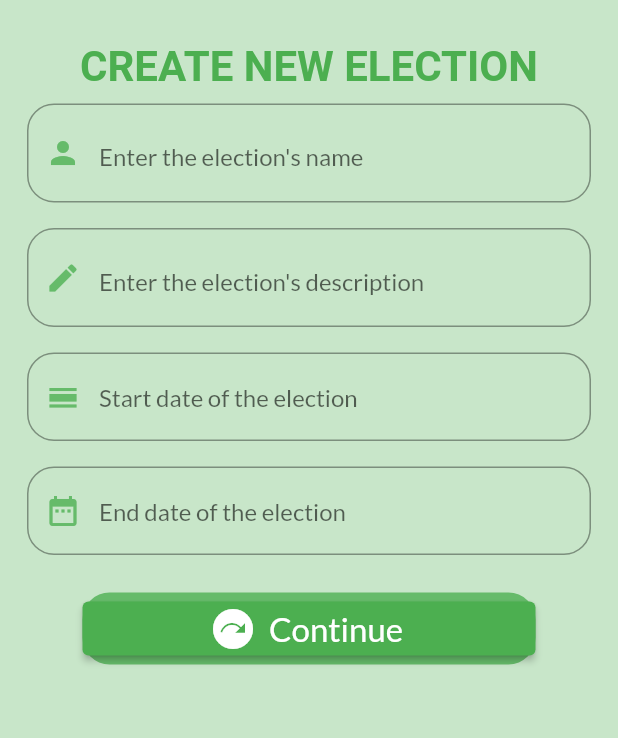
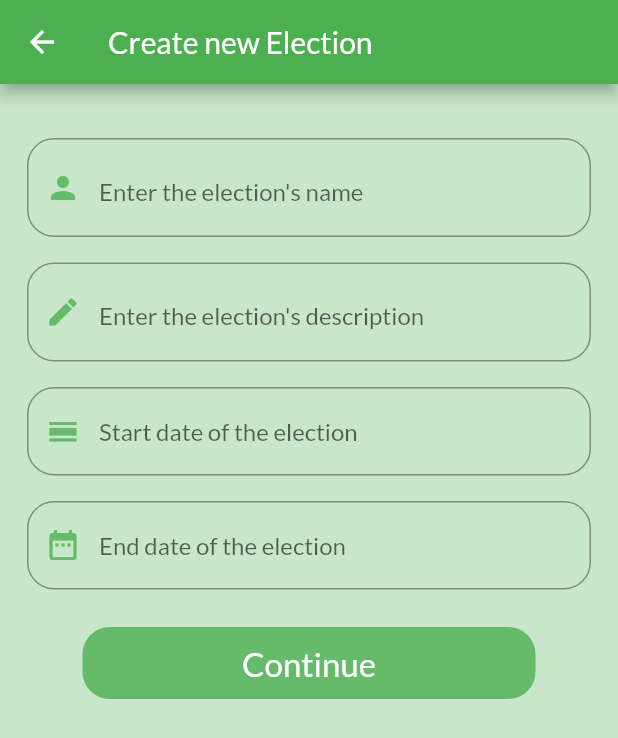
Before and after one commit to FlutterTechGuy/evoting, a Flutter app: the NewVote screen opened by its route, on a phone screen of 412 x 824 dp. Shown: the top 738 px of the screen. Run offline on Flutter 3.47's test engine with Material 2 defaults, Android fonts, the phone set to English and light mode, and no system bars; drawn by our look-alikes of date_time_picker; our stand-ins replace charts_flutter_new, cloud_firestore, firebase_auth, firebase_core, firebase_storage, flutter_easyloading and 3 more; accounts and stored records are empty.

Commit message:
solved bugs

```diff
--- a/lib/screens/create_vote.dart
+++ b/lib/screens/create_vote.dart
@@ -22,23 +22,15 @@ class NewVote extends StatelessWidget {
   Widget build(BuildContext context) {
     _electionController = Get.put(ElectionController());
     return Scaffold(
+      appBar: AppBar(
+        title: const Text('Create new Election'),
+      ),
       backgroundColor: Colors.green[100],
       body: SafeArea(
         child: Padding(
           padding: const EdgeInsets.only(top: 28.0),
           child: CustomScrollView(
             slivers: [
-              SliverToBoxAdapter(
-                child: Center(
-                  child: Text(
-                    'CREATE NEW ELECTION',
-                    style: GoogleFonts.yanoneKaffeesatz(
-                        fontSize: 28.0,
-                        color: Colors.green,
-                        fontWeight: FontWeight.bold),
-                  ),
-                ),
-              ),
               SliverToBoxAdapter(
                 child: Padding(
                   padding: const EdgeInsets.all(8.0),
@@ -106,15 +98,10 @@ class NewVote extends StatelessWidget {
                   decoration: BoxDecoration(
                       color: Colors.green[400],
                       borderRadius: BorderRadius.circular(18.0)),
-                  child: ElevatedButton.icon(
-                    label: const Text(
+                  child: TextButton(
+                    child: const Text(
                       'Continue',
                       style: TextStyle(fontSize: 22.0, color: Colors.white),
-                    ),
-                    icon: const Icon(
-                      Icons.next_plan,
-                      size: 32.0,
-                      color: Colors.white,
                     ),
                     onPressed: () async {
                       context.read<ElectionController>().createElection(
--- a/lib/screens/realtime_result.dart
+++ b/lib/screens/realtime_result.dart
@@ -160,7 +160,7 @@ Widget _buildCandidateResult(String image, String title, double count) {
           maxLines: 1,
           overflow: TextOverflow.ellipsis,
           style: const TextStyle(
-              fontSize: 22.0,
+              fontSize: 18.0,
               color: Colors.black38,
               fontWeight: FontWeight.bold),
         ),
```
Also changed, not shown: lib/admin/add_vote_option_screen.dart (+8 -18 lines), lib/screens/admin/add_candidate.dart (+10 -20 lines).
